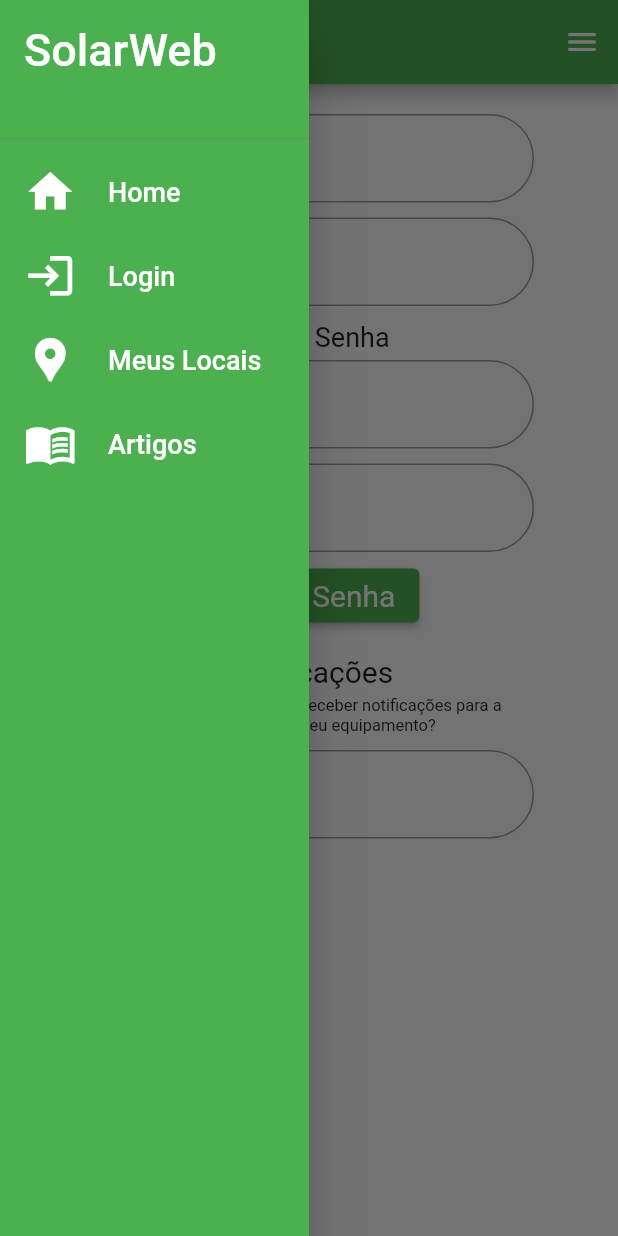
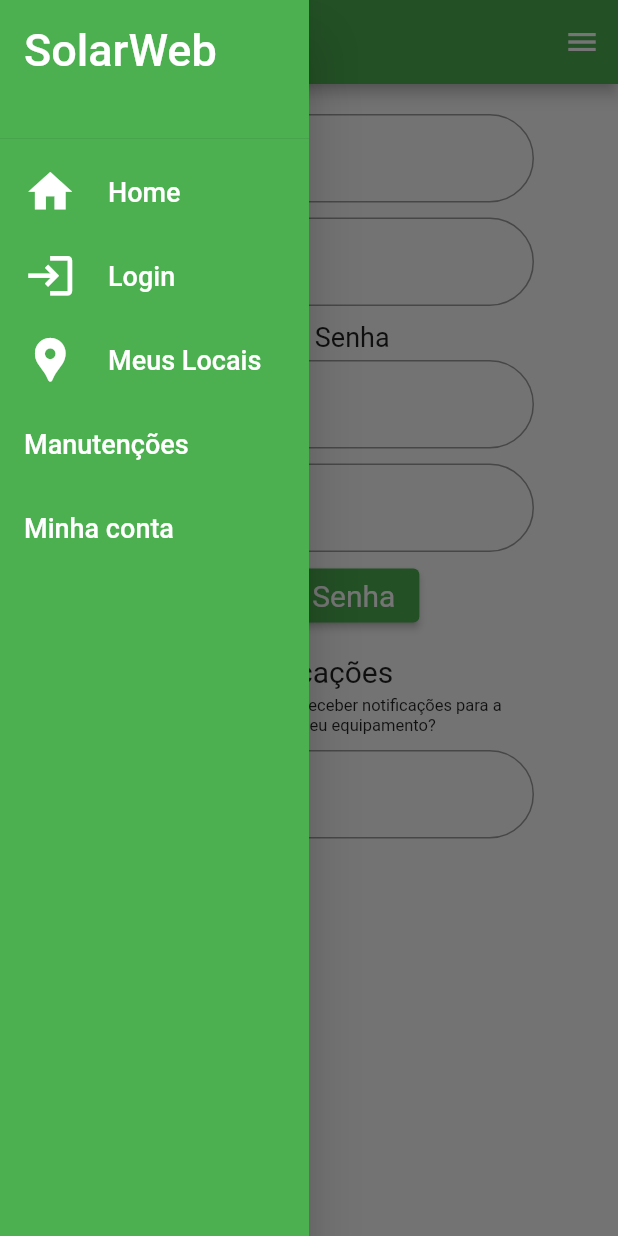
Before and after one commit to CesarVales/solarWeb, a Flutter app: the conta screen opened directly, with the side drawer open, on a phone screen of 412 x 824 dp. Run offline on Flutter 3.47's test engine with Material 2 defaults, Android fonts, the phone set to English and light mode, and no system bars; our stand-ins replace flutter_staggered_animations, geolocator, get, google_maps_flutter; missing offline and left inert: flutter_config, google_places_for_flutter, map; network calls fail.

Commit message:
telas temporarias no drawer

```diff
--- a/lib/drawer.dart
+++ b/lib/drawer.dart
@@ -72,19 +72,36 @@ class drawer extends StatelessWidget {
                   MaterialPageRoute(builder: (context) => newLocale()));
             },
           ),
+          // ListTile(
+          //   title: Text('Artigos',
+          //       style: TextStyle(color: Colors.white, fontSize: 18)),
+          //   leading: Icon(
+          //     Icons.menu_book,
+          //     size: 35,
+          //     color: Colors.white,
+          //   ),
+          //   onTap: () {
+          //     Navigator.push(context,
+          //         MaterialPageRoute(builder: (context) => manutencao()));
+          //   },
+          // ),
           ListTile(
-            title: Text('Artigos',
+            title: Text('Manutenções',
                 style: TextStyle(color: Colors.white, fontSize: 18)),
-            leading: Icon(
-              Icons.menu_book,
-              size: 35,
-              color: Colors.white,
-            ),
             onTap: () {
               Navigator.push(context,
                   MaterialPageRoute(builder: (context) => manutencao()));
             },
           ),
+          ListTile(
+            title: Text('Minha conta',
+                style: TextStyle(color: Colors.white, fontSize: 18)),
+            onTap: () {
+              Navigator.push(context,
+                  MaterialPageRoute(builder: (context) => conta()));
+            },
+          ),
+
         ],
       ),
     );
```
